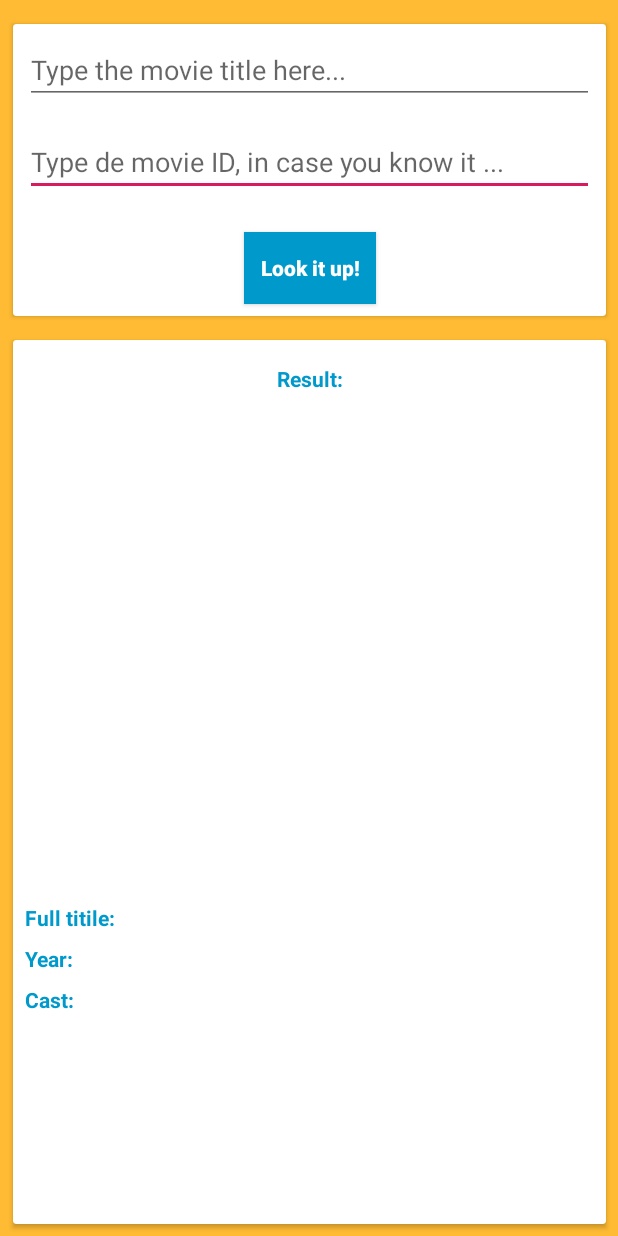
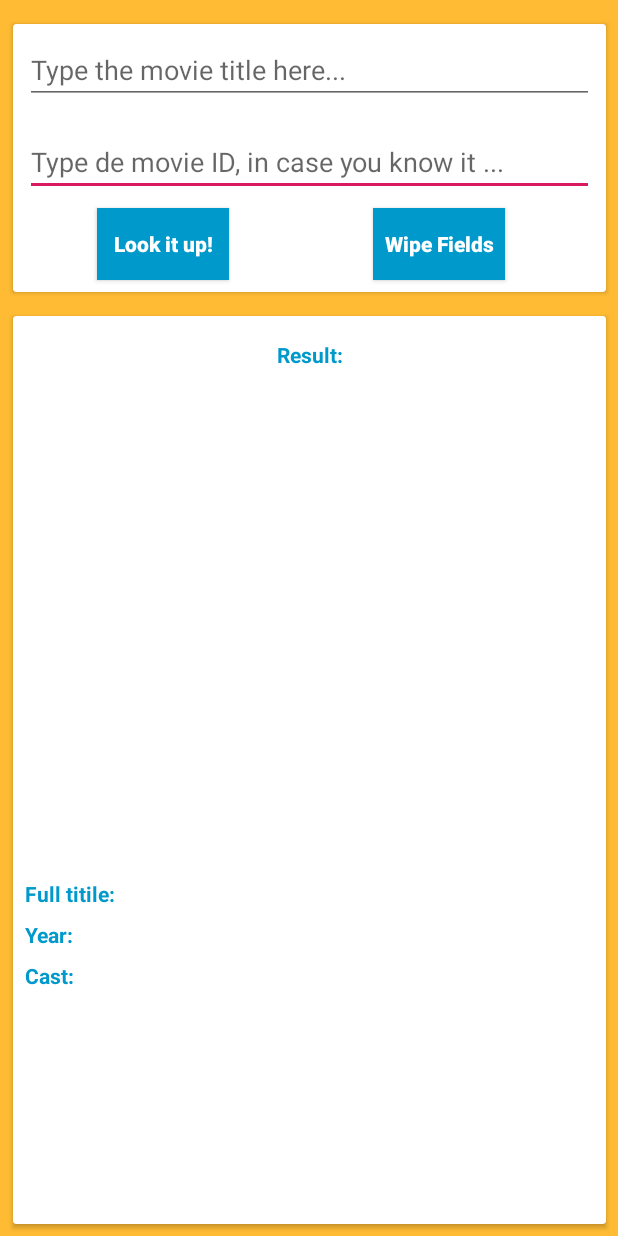
Before and after one commit to MatheusMinguiniPostGraduation/TrabalhoFinalAndroid2, an Android app: the screen it shows after launch (MainActivity), on a phone screen of 412 x 824 dp. Run offline under Robolectric (Android 15) with nearby library versions, the phone set to English and light mode, and no system bars; our stand-ins replace Picasso; libraries missing offline, so code that uses them is left out: org.jetbrains.anko; pictures from the network do not load.

Commit message:
Inserindo botão para limpar campos do formulário

```diff
--- a/app/src/main/res/layout/main_fragment.xml
+++ b/app/src/main/res/layout/main_fragment.xml
@@ -15,6 +15,21 @@
                 android:layout_width="match_parent"
                 android:layout_height="match_parent">
 
+            <Button
+                    android:text="Look it up!"
+                    android:layout_width="wrap_content"
+                    android:layout_height="wrap_content"
+                    android:id="@+id/searchMovieButton2"
+                    android:background="@android:color/holo_blue_dark"
+                    style="@style/Widget.AppCompat.Button"
+                    android:textAppearance="@style/TextAppearance.AppCompat.Body2" android:textStyle="bold"
+                    android:textColor="@android:color/background_light"
+                    android:layout_marginStart="56dp"
+                    app:layout_constraintStart_toStartOf="parent"
+                    android:layout_marginBottom="8dp"
+                    app:layout_constraintBottom_toBottomOf="parent"
+                    app:layout_constraintTop_toBottomOf="@+id/movieIdEditText"
+                    android:layout_marginTop="8dp" app:layout_constraintVertical_bias="1.0"/>
             <EditText
                     android:layout_width="0dp"
                     android:layout_height="wrap_content"
@@ -43,7 +58,7 @@
                     app:layout_constraintStart_toStartOf="parent" android:layout_marginEnd="8dp"
                     app:layout_constraintEnd_toEndOf="parent"/>
             <Button
-                    android:text="Look it up!"
+                    android:text="Wipe Fields"
                     android:layout_width="wrap_content"
                     android:layout_height="wrap_content"
                     android:id="@+id/searchMovieButton"
@@ -51,11 +66,11 @@
                     style="@style/Widget.AppCompat.Button"
                     android:textAppearance="@style/TextAppearance.AppCompat.Body2" android:textStyle="bold"
                     android:textColor="@android:color/background_light"
-                    android:layout_marginTop="16dp"
-                    app:layout_constraintTop_toBottomOf="@+id/movieIdEditText" android:layout_marginStart="8dp"
-                    app:layout_constraintStart_toStartOf="parent" android:layout_marginEnd="8dp"
-                    app:layout_constraintEnd_toEndOf="parent" android:layout_marginBottom="8dp"
-                    app:layout_constraintBottom_toBottomOf="parent"/>
+                    app:layout_constraintTop_toTopOf="@+id/searchMovieButton2" android:layout_marginEnd="16dp"
+                    app:layout_constraintEnd_toEndOf="parent"
+                    app:layout_constraintBottom_toBottomOf="@+id/searchMovieButton2"
+                    app:layout_constraintStart_toEndOf="@+id/searchMovieButton2" android:layout_marginStart="8dp"
+                    app:layout_constraintHorizontal_bias="0.633" app:layout_constraintVertical_bias="0.0"/>
         </android.support.constraint.ConstraintLayout>
     </android.support.v7.widget.CardView>
 
```
